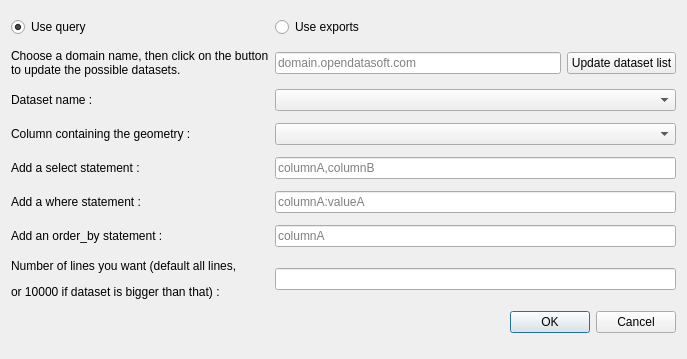
First picture: the form in plugin_dialog.ui, repository opendatasoft/qgis-ods-plugin, before the edit.
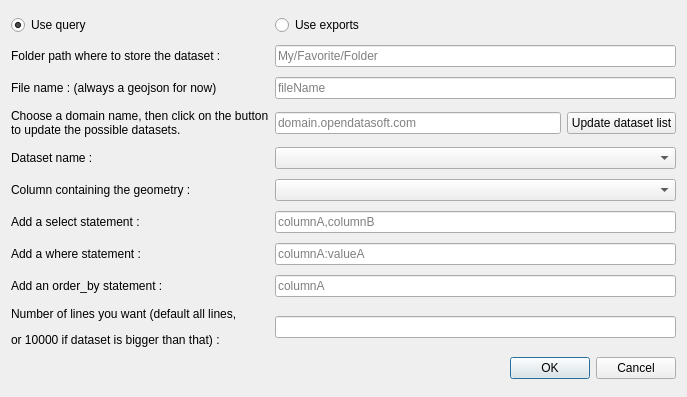
Second picture: the form after the edit.

Commit message: better endpoint adapted ui, import now saves dataset on user side

What changed in the file:
```diff
--- a/plugin_dialog.ui
+++ b/plugin_dialog.ui
@@ -7,107 +7,35 @@
     <x>0</x>
     <y>0</y>
     <width>687</width>
-    <height>359</height>
+    <height>397</height>
    </rect>
   </property>
   <property name="windowTitle">
    <string>Import an ODS dataset</string>
   </property>
   <layout class="QGridLayout" name="gridLayout">
-   <item row="6" column="1" colspan="2">
-    <widget class="QComboBox" name="datasetListComboBox"/>
-   </item>
-   <item row="16" column="1" colspan="2">
-    <widget class="QLineEdit" name="numberOfLinesInput"/>
-   </item>
-   <item row="12" column="0">
+   <item row="14" column="0">
     <widget class="QLabel" name="whereLabel">
      <property name="text">
       <string>Add a where statement :</string>
      </property>
     </widget>
    </item>
-   <item row="17" column="1" colspan="2">
-    <widget class="QDialogButtonBox" name="dialogButtonBox">
-     <property name="orientation">
-      <enum>Qt::Horizontal</enum>
-     </property>
-     <property name="standardButtons">
-      <set>QDialogButtonBox::Cancel|QDialogButtonBox::Ok</set>
-     </property>
-    </widget>
-   </item>
-   <item row="4" column="1">
-    <widget class="QLineEdit" name="domainInput">
+   <item row="6" column="2">
+    <widget class="QPushButton" name="updateListButton">
      <property name="text">
-      <string/>
+      <string>Update dataset list</string>
      </property>
-     <property name="placeholderText">
-      <string>domain.opendatasoft.com</string>
-     </property>
     </widget>
    </item>
-   <item row="14" column="1" colspan="2">
-    <widget class="QLineEdit" name="orderByInput">
-     <property name="placeholderText">
-      <string>columnA</string>
-     </property>
-    </widget>
-   </item>
-   <item row="12" column="1" colspan="2">
-    <widget class="QLineEdit" name="whereInput">
-     <property name="placeholderText">
-      <string>columnA:valueA</string>
-     </property>
-    </widget>
-   </item>
-   <item row="10" column="0">
+   <item row="12" column="0">
     <widget class="QLabel" name="selectLabel">
      <property name="text">
       <string>Add a select statement :</string>
      </property>
     </widget>
    </item>
-   <item row="8" column="0">
-    <widget class="QLabel" name="geometryLabel">
-     <property name="text">
-      <string>Column containing the geometry :</string>
-     </property>
-    </widget>
-   </item>
-   <item row="4" column="0">
-    <widget class="QLabel" name="domainLabel">
-     <property name="text">
-      <string>Choose a domain name, then click on the button 
-to update the possible datasets.</string>
-     </property>
-    </widget>
-   </item>
-   <item row="6" column="0">
-    <widget class="QLabel" name="datasetLabel">
-     <property name="text">
-      <string>Dataset name :</string>
-     </property>
-    </widget>
-   </item>
-   <item row="10" column="1" colspan="2">
-    <widget class="QLineEdit" name="selectInput">
-     <property name="placeholderText">
-      <string>columnA,columnB</string>
-     </property>
-    </widget>
-   </item>
-   <item row="14" column="0">
-    <widget class="QLabel" name="orderByLabel">
-     <property name="text">
-      <string>Add an order_by statement :</string>
-     </property>
-    </widget>
-   </item>
-   <item row="8" column="1" colspan="2">
-    <widget class="QComboBox" name="geomColumnListComboBox"/>
-   </item>
-   <item row="16" column="0">
+   <item row="18" column="0">
     <widget class="QLabel" name="numberOfLinesLabel">
      <property name="lineWidth">
       <number>1</number>
@@ -117,10 +45,10 @@
      </property>
     </widget>
    </item>
-   <item row="4" column="2">
-    <widget class="QPushButton" name="updateListButton">
-     <property name="text">
-      <string>Update dataset list</string>
+   <item row="14" column="1" colspan="2">
+    <widget class="QLineEdit" name="whereInput">
+     <property name="placeholderText">
+      <string>columnA:valueA</string>
      </property>
     </widget>
    </item>
@@ -137,6 +65,37 @@
      </attribute>
     </widget>
    </item>
+   <item row="16" column="0">
+    <widget class="QLabel" name="orderByLabel">
+     <property name="text">
+      <string>Add an order_by statement :</string>
+     </property>
+    </widget>
+   </item>
+   <item row="10" column="0">
+    <widget class="QLabel" name="geometryLabel">
+     <property name="text">
+      <string>Column containing the geometry :</string>
+     </property>
+    </widget>
+   </item>
+   <item row="19" column="1" colspan="2">
+    <widget class="QDialogButtonBox" name="dialogButtonBox">
+     <property name="orientation">
+      <enum>Qt::Horizontal</enum>
+     </property>
+     <property name="standardButtons">
+      <set>QDialogButtonBox::Cancel|QDialogButtonBox::Ok</set>
+     </property>
+    </widget>
+   </item>
+   <item row="1" column="0">
+    <widget class="QLabel" name="pathLabel">
+     <property name="text">
+      <string>Folder path where to store the dataset :</string>
+     </property>
+    </widget>
+   </item>
    <item row="0" column="1">
     <widget class="QRadioButton" name="exportsButton">
      <property name="text">
@@ -147,6 +106,78 @@
      </attribute>
     </widget>
    </item>
+   <item row="6" column="0">
+    <widget class="QLabel" name="domainLabel">
+     <property name="text">
+      <string>Choose a domain name, then click on the button 
+to update the possible datasets.</string>
+     </property>
+    </widget>
+   </item>
+   <item row="8" column="1" colspan="2">
+    <widget class="QComboBox" name="datasetListComboBox"/>
+   </item>
+   <item row="12" column="1" colspan="2">
+    <widget class="QLineEdit" name="selectInput">
+     <property name="placeholderText">
+      <string>columnA,columnB</string>
+     </property>
+    </widget>
+   </item>
+   <item row="16" column="1" colspan="2">
+    <widget class="QLineEdit" name="orderByInput">
+     <property name="placeholderText">
+      <string>columnA</string>
+     </property>
+    </widget>
+   </item>
+   <item row="18" column="1" colspan="2">
+    <widget class="QLineEdit" name="numberOfLinesInput"/>
+   </item>
+   <item row="8" column="0">
+    <widget class="QLabel" name="datasetLabel">
+     <property name="text">
+      <string>Dataset name :</string>
+     </property>
+    </widget>
+   </item>
+   <item row="10" column="1" colspan="2">
+    <widget class="QComboBox" name="geomColumnListComboBox"/>
+   </item>
+   <item row="6" column="1">
+    <widget class="QLineEdit" name="domainInput">
+     <property name="text">
+      <string/>
+     </property>
+     <property name="placeholderText">
+      <string>domain.opendatasoft.com</string>
+     </property>
+    </widget>
+   </item>
+   <item row="2" column="0">
+    <widget class="QLabel" name="fileNameLabel">
+     <property name="text">
+      <string>File name : (always a geojson for now)</string>
+     </property>
+    </widget>
+   </item>
+   <item row="2" column="1" colspan="2">
+    <widget class="QLineEdit" name="fileNameInput">
+     <property name="text">
+      <string/>
+     </property>
+     <property name="placeholderText">
+      <string>fileName</string>
+     </property>
+    </widget>
+   </item>
+   <item row="1" column="1" colspan="2">
+    <widget class="QLineEdit" name="pathInput">
+     <property name="placeholderText">
+      <string>My/Favorite/Folder</string>
+     </property>
+    </widget>
+   </item>
   </layout>
  </widget>
  <resources/>
```
The commit also changes 2 other files.
